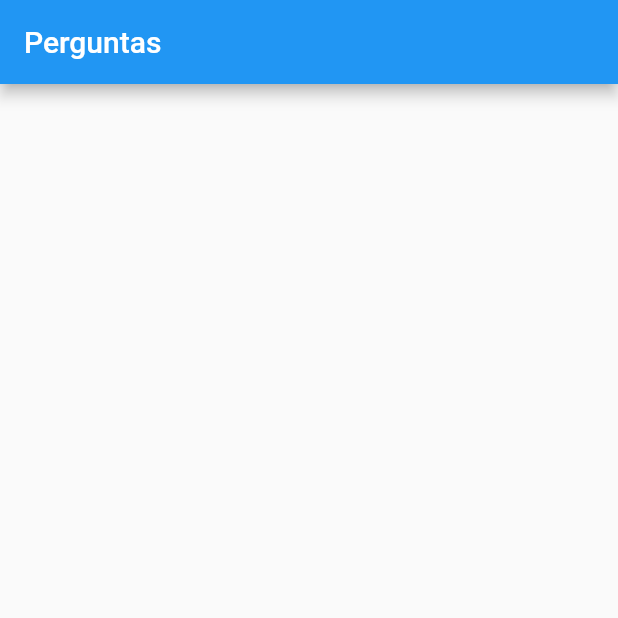
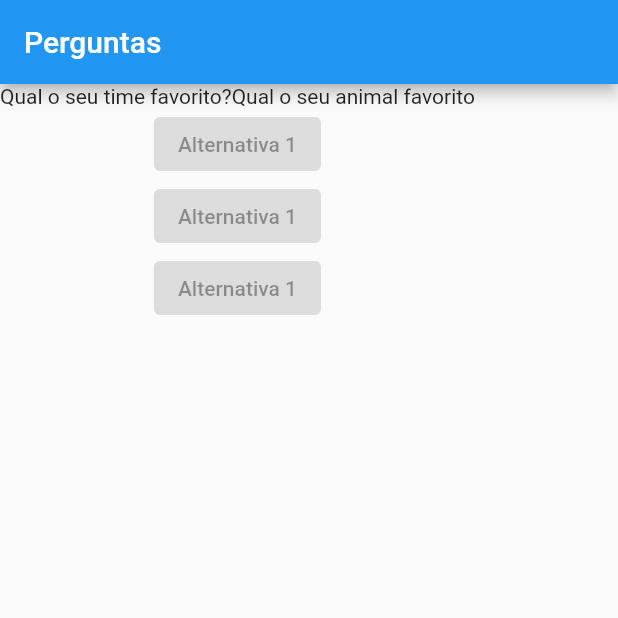
Before and after one commit to coutomariel/coder-app-perguntas, a Flutter app: the screen it shows after launch, on a phone screen of 412 x 824 dp, the top half of it. Run offline on Flutter 3.47's test engine with Material 2 defaults, Android fonts, the phone set to English and light mode, and no system bars.

Commit message:
Organização do app com widgets em um column

```diff
--- a/lib/main.dart
+++ b/lib/main.dart
@@ -3,6 +3,11 @@ import 'package:flutter/material.dart';
 void main() => runApp(new PerguntaApp());
 
 class PerguntaApp extends StatelessWidget {
+  final perguntas = {
+    'Qual o seu time favorito?'
+        'Qual o seu animal favorito'
+  };
+
   @override
   Widget build(BuildContext context) {
     return MaterialApp(
@@ -10,6 +15,23 @@ class PerguntaApp extends StatelessWidget {
         appBar: AppBar(
           title: Text("Perguntas"),
         ),
+        body: Column(
+          children: [
+            Text(perguntas.elementAt(0)),
+            ElevatedButton(
+              onPressed: null,
+              child: Text('Alternativa 1'),
+            ),
+            ElevatedButton(
+              onPressed: null,
+              child: Text('Alternativa 1'),
+            ),
+            ElevatedButton(
+              onPressed: null,
+              child: Text('Alternativa 1'),
+            ),
+          ],
+        ),
       ),
     );
   }
```
